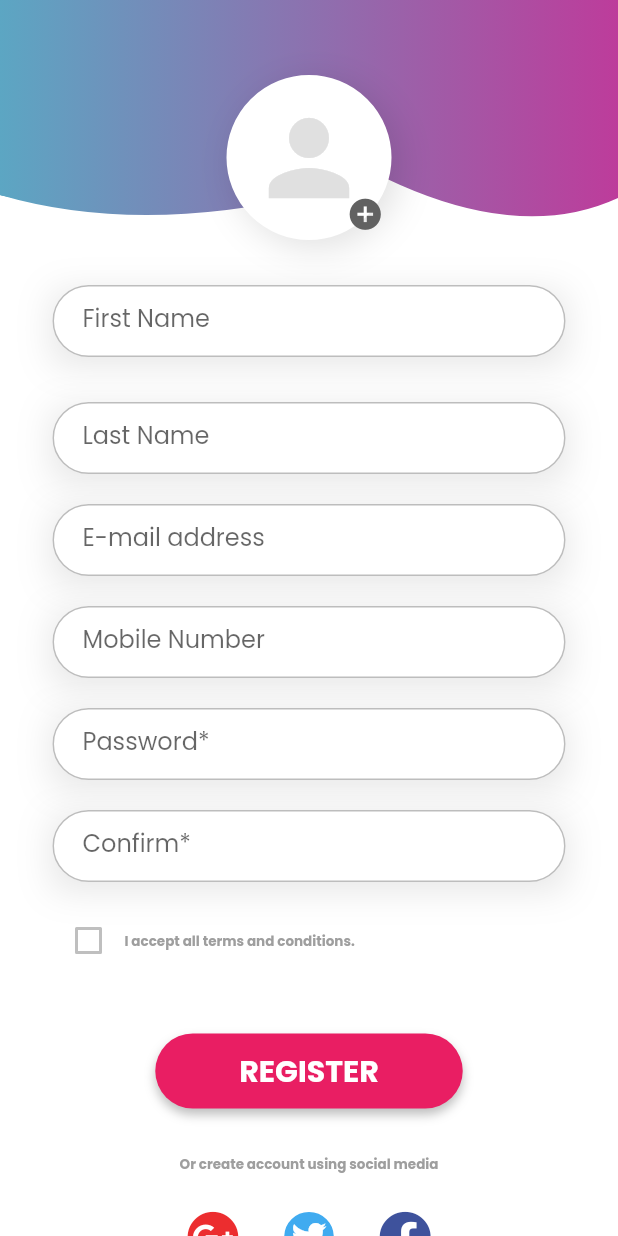
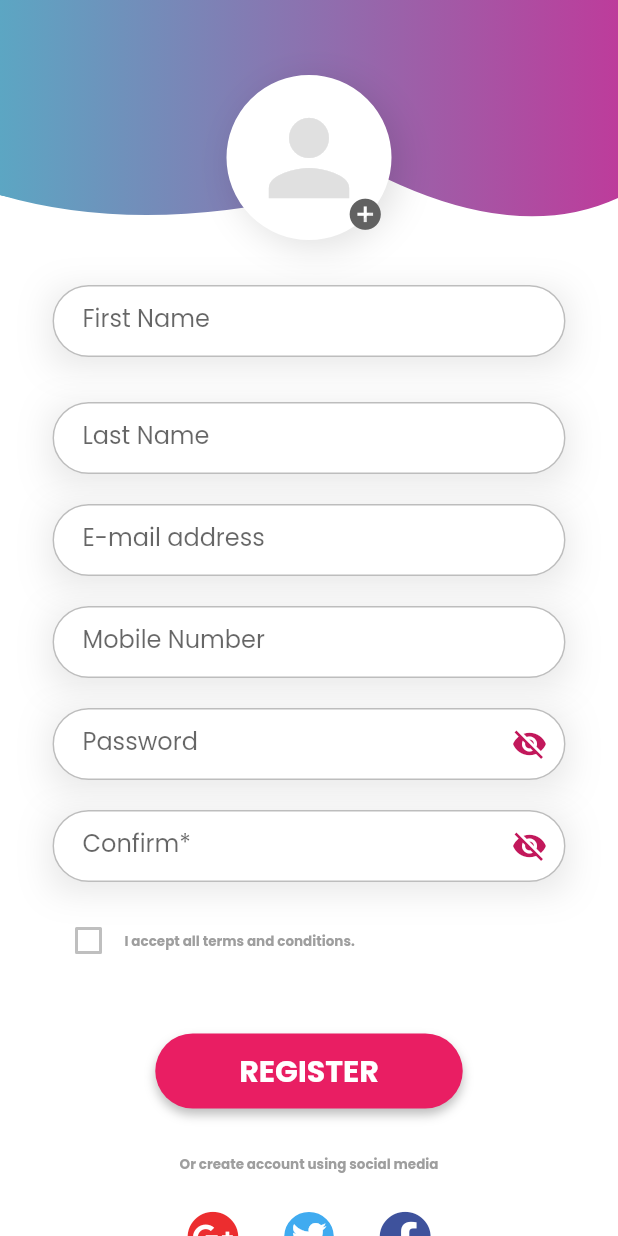
Before and after one commit to nicowalter256/ParcelDelivery-Flutter-App, a Flutter app: the RegistrationPage screen opened directly, on a phone screen of 412 x 824 dp. Run offline on Flutter 3.47's test engine with Material 2 defaults, Android fonts, the phone set to English and light mode, and no system bars; our stand-ins replace flutter_svg, font_awesome_flutter, get, google_fonts, google_maps_flutter, hexcolor and 3 more; accounts and stored records are empty.

Commit message:
modified error message on registration

```diff
--- a/lib/pages/registration_page.dart
+++ b/lib/pages/registration_page.dart
@@ -20,6 +20,8 @@ class _RegistrationPageState extends State<RegistrationPage> {
   bool checkedValue = false;
   bool checkboxValue = false;
   bool _isLoading = false;
+  bool _passwordVisible2 = false;
+  bool _passwordVisible = false;
 
   final TextEditingController firstnameController = TextEditingController();
   final TextEditingController lastnameController = TextEditingController();
@@ -51,7 +53,7 @@ class _RegistrationPageState extends State<RegistrationPage> {
       setState(() {
         _isLoading = false;
       });
-      Get.snackbar('Error  ', 'Invalid Credentials');
+      Get.snackbar('Error  ', 'Error Occurred');
     }
 
     return responseData;
@@ -88,6 +90,7 @@ class _RegistrationPageState extends State<RegistrationPage> {
                                   border:
                                       Border.all(width: 5, color: Colors.white),
                                   color: Colors.white,
+                                  // ignore: prefer_const_literals_to_create_immutables
                                   boxShadow: [
                                     const BoxShadow(
                                       color: Colors.black12,
@@ -198,9 +201,48 @@ class _RegistrationPageState extends State<RegistrationPage> {
                             onSaved: (value) {
                               passwordController.text = value!;
                             },
-                            obscureText: true,
-                            decoration: ThemeHelper().textInputDecoration(
-                                "Password*", "Enter your password"),
+                            obscureText: !_passwordVisible,
+                            decoration: InputDecoration(
+                              labelText: "Password",
+                              hintText: "Enter your password",
+                              fillColor: Colors.white,
+                              filled: true,
+                              contentPadding:
+                                  const EdgeInsets.fromLTRB(20, 10, 20, 10),
+                              focusedBorder: OutlineInputBorder(
+                                  borderRadius: BorderRadius.circular(100.0),
+                                  borderSide:
+                                      const BorderSide(color: Colors.grey)),
+                              enabledBorder: OutlineInputBorder(
+                                  borderRadius: BorderRadius.circular(100.0),
+                                  borderSide:
+                                      BorderSide(color: Colors.grey.shade400)),
+                              errorBorder: OutlineInputBorder(
+                                  borderRadius: BorderRadius.circular(100.0),
+                                  // ignore: prefer_const_constructors
+                                  borderSide: BorderSide(
+                                      color: Colors.red, width: 2.0)),
+                              focusedErrorBorder: OutlineInputBorder(
+                                  borderRadius: BorderRadius.circular(100.0),
+                                  // ignore: prefer_const_constructors
+                                  borderSide: BorderSide(
+                                      color: Colors.red, width: 2.0)),
+                              suffixIcon: IconButton(
+                                icon: Icon(
+                                  // Based on passwordVisible state choose the icon
+                                  _passwordVisible
+                                      ? Icons.visibility
+                                      : Icons.visibility_off,
+                                  color: Theme.of(context).primaryColorDark,
+                                ),
+                                onPressed: () {
+                                  // Update the state i.e. toogle the state of passwordVisible variable
+                                  setState(() {
+                                    _passwordVisible = !_passwordVisible;
+                                  });
+                                },
+                              ),
+                            ),
                             validator: (val) {
                               if (val!.isEmpty) {
                                 return "Please enter your password";
@@ -217,9 +259,48 @@ class _RegistrationPageState extends State<RegistrationPage> {
                             onSaved: (value) {
                               confirmpassController.text = value!;
                             },
-                            obscureText: true,
-                            decoration: ThemeHelper().textInputDecoration(
-                                "Confirm*", "Confirm password"),
+                            obscureText: !_passwordVisible2,
+                            decoration: InputDecoration(
+                              labelText: "Confirm*",
+                              hintText: "Confirm password",
+                              fillColor: Colors.white,
+                              filled: true,
+                              contentPadding:
+                                  const EdgeInsets.fromLTRB(20, 10, 20, 10),
+                              focusedBorder: OutlineInputBorder(
+                                  borderRadius: BorderRadius.circular(100.0),
+                                  borderSide:
+                                      const BorderSide(color: Colors.grey)),
+                              enabledBorder: OutlineInputBorder(
+                                  borderRadius: BorderRadius.circular(100.0),
+                                  borderSide:
+                                      BorderSide(color: Colors.grey.shade400)),
+                              errorBorder: OutlineInputBorder(
+                                  borderRadius: BorderRadius.circular(100.0),
+                                  // ignore: prefer_const_constructors
+                                  borderSide: BorderSide(
+                                      color: Colors.red, width: 2.0)),
+                              focusedErrorBorder: OutlineInputBorder(
+                                  borderRadius: BorderRadius.circular(100.0),
+                                  // ignore: prefer_const_constructors
+                                  borderSide: BorderSide(
+                                      color: Colors.red, width: 2.0)),
+                              suffixIcon: IconButton(
+                                icon: Icon(
+                                  // Based on passwordVisible state choose the icon
+                                  _passwordVisible2
+                                      ? Icons.visibility
+                                      : Icons.visibility_off,
+                                  color: Theme.of(context).primaryColorDark,
+                                ),
+                                onPressed: () {
+                                  // Update the state i.e. toogle the state of passwordVisible variable
+                                  setState(() {
+                                    _passwordVisible2 = !_passwordVisible2;
+                                  });
+                                },
+                              ),
+                            ),
                             validator: (val) {
                               if (val!.isEmpty) {
                                 return "Please confirm your password";
```
